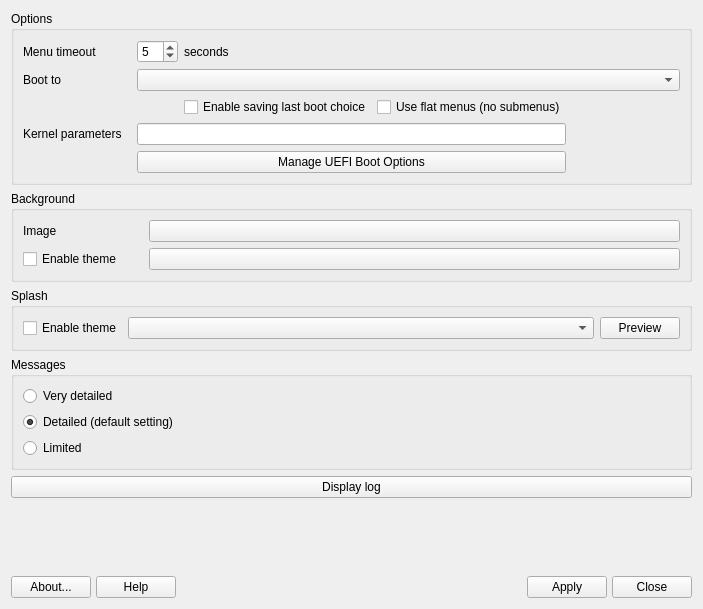
This is mainwindow.ui in AdrianTM/mx-boot-options as Qt 5 draws it before an edit. The edited form follows.
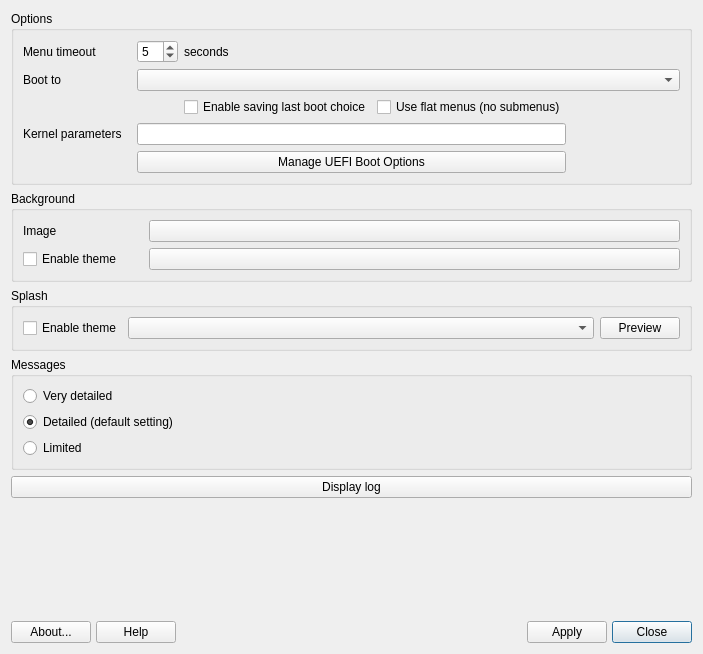
This is the edited form. Icons and pictures are not drawn.

Patch:
```diff
--- a/mainwindow.ui
+++ b/mainwindow.ui
@@ -7,7 +7,7 @@
     <x>0</x>
     <y>0</y>
     <width>703</width>
-    <height>609</height>
+    <height>654</height>
    </rect>
   </property>
   <property name="sizePolicy">
@@ -505,10 +505,10 @@
         <string>Alt+N</string>
        </property>
        <property name="autoDefault">
-        <bool>false</bool>
+        <bool>true</bool>
        </property>
        <property name="default">
-        <bool>false</bool>
+        <bool>true</bool>
        </property>
       </widget>
      </item>
```
